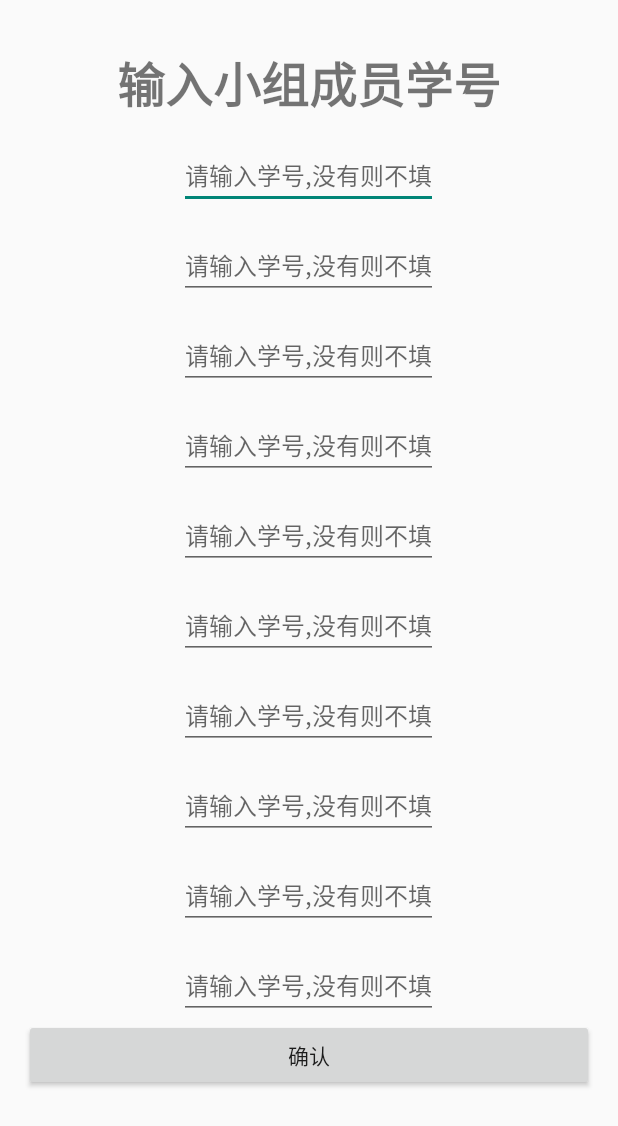
After one commit to huangyueranbbc/EquipmentManagement, an Android app: the InputStuNoActivity screen opened directly, with no data from a screen before it, on a phone screen of 412 x 824 dp. The commit adds this screen. Shown: the top 1126 px of the screen. Run offline under Robolectric (Android 15) with nearby library versions, the phone set to English and light mode, and no system bars.

Commit message:
小组功能加入和部分优化

```diff
--- a/app/src/main/AndroidManifest.xml
+++ b/app/src/main/AndroidManifest.xml
@@ -36,7 +36,8 @@
         <activity android:name=".activity.EquipmentRecordActivity" />
         <activity android:name=".activity.LoginActivity" />
         <activity android:name=".activity.UpdatePwdActivity" />
-        <activity android:name=".activity.NoticeActivity"></activity>
+        <activity android:name=".activity.NoticeActivity" />
+        <activity android:name=".activity.InputStuNoActivity"></activity>
     </application>
 
 </manifest>
--- /dev/null
+++ b/app/src/main/java/com/hyr/equipment/management/activity/InputStuNoActivity.java
@@ -0,0 +1,104 @@
+package com.hyr.equipment.management.activity;
+
+import android.content.Intent;
+import android.os.Bundle;
+import android.support.v7.app.AppCompatActivity;
+import android.view.View;
+import android.widget.Button;
+import android.widget.EditText;
+
+import com.hyr.equipment.management.R;
+import com.hyr.equipment.management.utils.StringUtils;
+
+import java.util.HashSet;
+
+public class InputStuNoActivity extends AppCompatActivity {
+
+    private EditText et_sn1;
+    private EditText et_sn2;
+    private EditText et_sn3;
+    private EditText et_sn4;
+    private EditText et_sn5;
+    private EditText et_sn6;
+    private EditText et_sn7;
+    private EditText et_sn8;
+    private EditText et_sn9;
+    private EditText et_sn10;
+
+    @Override
+    protected void onCreate(Bundle savedInstanceState) {
+        super.onCreate(savedInstanceState);
+        setContentView(R.layout.activity_input_stu_no);
+
+        Button button = (Button) findViewById(R.id.bt_submit); //提交
+
+        et_sn1 = (EditText) findViewById(R.id.sn1);
+        et_sn2 = (EditText) findViewById(R.id.sn2);
+        et_sn3 = (EditText) findViewById(R.id.sn3);
+        et_sn4 = (EditText) findViewById(R.id.sn4);
+        et_sn5 = (EditText) findViewById(R.id.sn5);
+        et_sn6 = (EditText) findViewById(R.id.sn6);
+        et_sn7 = (EditText) findViewById(R.id.sn7);
+        et_sn8 = (EditText) findViewById(R.id.sn8);
+        et_sn9 = (EditText) findViewById(R.id.sn9);
+        et_sn10 = (EditText) findViewById(R.id.sn10);
+
+
+        button.setOnClickListener(new View.OnClickListener() {
+            @Override
+            public void onClick(View v) {
+                Intent intent = getIntent();
+                Bundle data = new Bundle();
+                HashSet<String> list = new HashSet<String>();
+
+                String sn1 = et_sn1.getText().toString();
+                String sn2 = et_sn2.getText().toString();
+                String sn3 = et_sn3.getText().toString();
+                String sn4 = et_sn4.getText().toString();
+                String sn5 = et_sn5.getText().toString();
+                String sn6 = et_sn6.getText().toString();
+                String sn7 = et_sn7.getText().toString();
+                String sn8 = et_sn8.getText().toString();
+                String sn9 = et_sn9.getText().toString();
+                String sn10 = et_sn10.getText().toString();
+                if (!StringUtils.isEmpty(sn1)) {
+                    list.add(sn1);
+                }
+                if (!StringUtils.isEmpty(sn2)) {
+                    list.add(sn2);
+                }
+                if (!StringUtils.isEmpty(sn3)) {
+                    list.add(sn3);
+                }
+                if (!StringUtils.isEmpty(sn4)) {
+                    list.add(sn4);
+                }
+                if (!StringUtils.isEmpty(sn5)) {
+                    list.add(sn5);
+                }
+                if (!StringUtils.isEmpty(sn6)) {
+                    list.add(sn6);
+                }
+                if (!StringUtils.isEmpty(sn7)) {
+                    list.add(sn7);
+                }
+                if (!StringUtils.isEmpty(sn8)) {
+                    list.add(sn8);
+                }
+                if (!StringUtils.isEmpty(sn9)) {
+                    list.add(sn9);
+                }
+                if (!StringUtils.isEmpty(sn10)) {
+                    list.add(sn10);
+                }
+                data.putSerializable("studentNoList", list);
+                intent.putExtras(data);
+                // 设置该SelectCityActivity结果码，并设置结束之后退回的Activity
+                InputStuNoActivity.this.setResult(0, intent);
+                // 结束SelectCityActivity
+                InputStuNoActivity.this.finish();
+            }
+        });
+
+    }
+}
--- a/app/src/main/java/com/hyr/equipment/management/adapters/UserUesdEQListViewItemAdapter.java
+++ b/app/src/main/java/com/hyr/equipment/management/adapters/UserUesdEQListViewItemAdapter.java
@@ -165,7 +165,7 @@ public class UserUesdEQListViewItemAdapter extends BaseAdapter {
                                                                                     .setDialogType(PromptDialog.DIALOG_TYPE_SUCCESS)
                                                                                     .setAnimationEnable(true)
                                                                                     .setTitleText("操作成功")
-                                                                                    .setContentText("成功录入设备使用记录!请开始使用!")
+                                                                                    .setContentText("停止使用成功!")
                                                                                     .setPositiveListener("确认", new PromptDialog.OnPositiveListener() {
                                                                                         @Override
                                                                                         public void onClick(PromptDialog _dialog) {
--- a/app/src/main/java/com/hyr/equipment/management/domain/TbEqAdminInfo.java
+++ b/app/src/main/java/com/hyr/equipment/management/domain/TbEqAdminInfo.java
@@ -2,7 +2,7 @@ package com.hyr.equipment.management.domain;
 
 import java.io.Serializable;
 
-public class TbEqAdminInfo  implements Serializable {
+public class TbEqAdminInfo implements Serializable{
     private Long adminId;
 
     private Long adminUsername;
--- a/app/src/main/java/com/hyr/equipment/management/domain/TbEqSystemNotice.java
+++ b/app/src/main/java/com/hyr/equipment/management/domain/TbEqSystemNotice.java
@@ -3,7 +3,7 @@ package com.hyr.equipment.management.domain;
 import java.io.Serializable;
 import java.util.Date;
 
-public class TbEqSystemNotice implements Serializable{
+public class TbEqSystemNotice  implements Serializable{
     private Long id;
 
     private Long adminId;
--- a/app/src/main/java/com/hyr/equipment/management/domain/TbEqUserInfo.java
+++ b/app/src/main/java/com/hyr/equipment/management/domain/TbEqUserInfo.java
@@ -2,7 +2,7 @@ package com.hyr.equipment.management.domain;
 
 import java.io.Serializable;
 
-public class TbEqUserInfo  implements Serializable {
+public class TbEqUserInfo  implements Serializable{
     private Long userId;
 
     private String userStudentNo;
--- /dev/null
+++ b/app/src/main/res/layout/activity_input_stu_no.xml
@@ -0,0 +1,134 @@
+<ScrollView xmlns:android="http://schemas.android.com/apk/res/android"
+    xmlns:tools="http://schemas.android.com/tools"
+    android:layout_width="match_parent"
+    android:layout_height="match_parent">
+
+
+    <LinearLayout
+        android:id="@+id/screen"
+        android:layout_width="match_parent"
+        android:layout_height="match_parent"
+        android:orientation="vertical"
+        android:paddingBottom="@dimen/activity_vertical_margin"
+        android:paddingLeft="@dimen/activity_horizontal_margin"
+        android:paddingRight="@dimen/activity_horizontal_margin"
+        android:paddingTop="@dimen/activity_vertical_margin">
+
+        <TextView
+            android:layout_width="wrap_content"
+            android:layout_height="wrap_content"
+            android:layout_gravity="center_horizontal"
+            android:layout_marginTop="15dp"
+            android:text="输入小组成员学号"
+            android:textSize="32dp"
+            android:textStyle="bold" />
+
+        <EditText
+            android:id="@+id/sn1"
+            android:layout_width="wrap_content"
+            android:layout_height="wrap_content"
+            android:layout_gravity="center_horizontal"
+            android:layout_marginTop="15dp"
+            android:hint="请输入学号,没有则不填"
+            android:text=""
+            android:textSize="16dp" />
+
+        <EditText
+            android:id="@+id/sn2"
+            android:layout_width="wrap_content"
+            android:layout_height="wrap_content"
+            android:layout_gravity="center_horizontal"
+            android:layout_marginTop="15dp"
+            android:hint="请输入学号,没有则不填"
+            android:text=""
+            android:textSize="16dp" />
+
+        <EditText
+            android:id="@+id/sn3"
+            android:layout_width="wrap_content"
+            android:layout_height="wrap_content"
+            android:layout_gravity="center_horizontal"
+            android:layout_marginTop="15dp"
+            android:hint="请输入学号,没有则不填"
+            android:text=""
+            android:textSize="16dp" />
+
+        <EditText
+            android:id="@+id/sn4"
+            android:layout_width="wrap_content"
+            android:layout_height="wrap_content"
+            android:layout_gravity="center_horizontal"
+            android:layout_marginTop="15dp"
+            android:hint="请输入学号,没有则不填"
+            android:text=""
+            android:textSize="16dp" />
+
+        <EditText
+            android:id="@+id/sn5"
+            android:layout_width="wrap_content"
+            android:layout_height="wrap_content"
+            android:layout_gravity="center_horizontal"
+            android:layout_marginTop="15dp"
+            android:hint="请输入学号,没有则不填"
+            android:text=""
+            android:textSize="16dp" />
+
+        <EditText
+            android:id="@+id/sn6"
+            android:layout_width="wrap_content"
+            android:layout_height="wrap_content"
+            android:layout_gravity="center_horizontal"
+            android:layout_marginTop="15dp"
+            android:hint="请输入学号,没有则不填"
+            android:text=""
+            android:textSize="16dp" />
+
+        <EditText
+            android:id="@+id/sn7"
+            android:layout_width="wrap_content"
+            android:layout_height="wrap_content"
+            android:layout_gravity="center_horizontal"
+            android:layout_marginTop="15dp"
+            android:hint="请输入学号,没有则不填"
+            android:text=""
+            android:textSize="16dp" />
+
+        <EditText
+            android:id="@+id/sn8"
+            android:layout_width="wrap_content"
+            android:layout_height="wrap_content"
+            android:layout_gravity="center_horizontal"
+            android:layout_marginTop="15dp"
+            android:hint="请输入学号,没有则不填"
+            android:text=""
+            android:textSize="16dp" />
+
+        <EditText
+            android:id="@+id/sn9"
+            android:layout_width="wrap_content"
+            android:layout_height="wrap_content"
+            android:layout_gravity="center_horizontal"
+            android:layout_marginTop="15dp"
+            android:hint="请输入学号,没有则不填"
+            android:text=""
+            android:textSize="16dp" />
+
+        <EditText
+            android:id="@+id/sn10"
+            android:layout_width="wrap_content"
+            android:layout_height="wrap_content"
+            android:layout_gravity="center_horizontal"
+            android:layout_marginTop="15dp"
+            android:hint="请输入学号,没有则不填"
+            android:text=""
+            android:textSize="16dp" />
+
+        <Button
+            android:id="@+id/bt_submit"
+            android:layout_width="match_parent"
+            android:layout_height="wrap_content"
+            android:text="确认" />
+
+    </LinearLayout>
+
+</ScrollView>
```
Also changed, not shown: app/src/main/java/com/hyr/equipment/management/activity/SecondActivity.java (+172 -103 lines), app/src/main/java/com/hyr/equipment/management/adapters/HorizontalPagerAdapter.java (+9 -13 lines), app/src/main/java/com/hyr/equipment/management/domain/TbEqEquipmentInfo.java (+11 -1 lines), app/src/main/java/com/hyr/equipment/management/domain/TbEqUserEquipmentRecord.java (+41 -21 lines).
